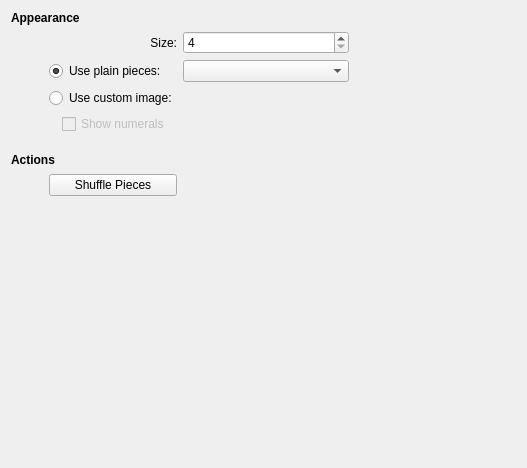
This is applets/fifteenPuzzle/src/fifteenPuzzleConfig.ui in KDE/kdeplasma-addons as Qt 5 draws it before an edit. The edited form follows.
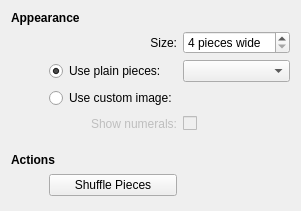
This is the edited form. Custom widgets are drawn as their Qt base class.

What changed in the file:
```diff
--- a/applets/fifteenPuzzle/src/fifteenPuzzleConfig.ui
+++ b/applets/fifteenPuzzle/src/fifteenPuzzleConfig.ui
@@ -6,8 +6,8 @@
    <rect>
     <x>0</x>
     <y>0</y>
-    <width>527</width>
-    <height>468</height>
+    <width>293</width>
+    <height>211</height>
    </rect>
   </property>
   <property name="windowTitle">
@@ -55,6 +55,9 @@
    </item>
    <item row="1" column="3">
     <widget class="QSpinBox" name="size">
+     <property name="suffix">
+      <string> pieces wide</string>
+     </property>
      <property name="minimum">
       <number>4</number>
      </property>
@@ -109,12 +112,15 @@
       </spacer>
      </item>
      <item>
-      <widget class="QCheckBox" name="cb_showNumerals">
+      <widget class="QLabel" name="lb_showNumbers">
        <property name="enabled">
         <bool>false</bool>
        </property>
        <property name="text">
-        <string>Show numerals</string>
+        <string>Show numerals:</string>
+       </property>
+       <property name="alignment">
+        <set>Qt::AlignRight|Qt::AlignTrailing|Qt::AlignVCenter</set>
        </property>
       </widget>
      </item>
@@ -195,6 +201,16 @@
      </property>
     </spacer>
    </item>
+   <item row="4" column="3">
+    <widget class="QCheckBox" name="cb_showNumerals">
+     <property name="enabled">
+      <bool>false</bool>
+     </property>
+     <property name="text">
+      <string/>
+     </property>
+    </widget>
+   </item>
   </layout>
  </widget>
  <customwidgets>
```
Left out of the diff: 40 changed lines with no effect on the pictures.
